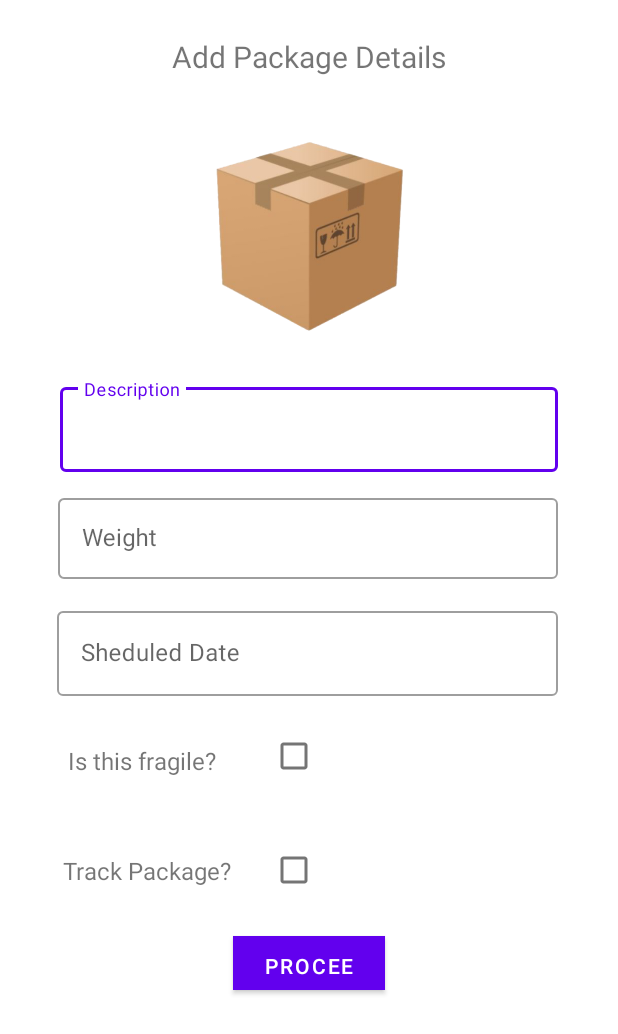
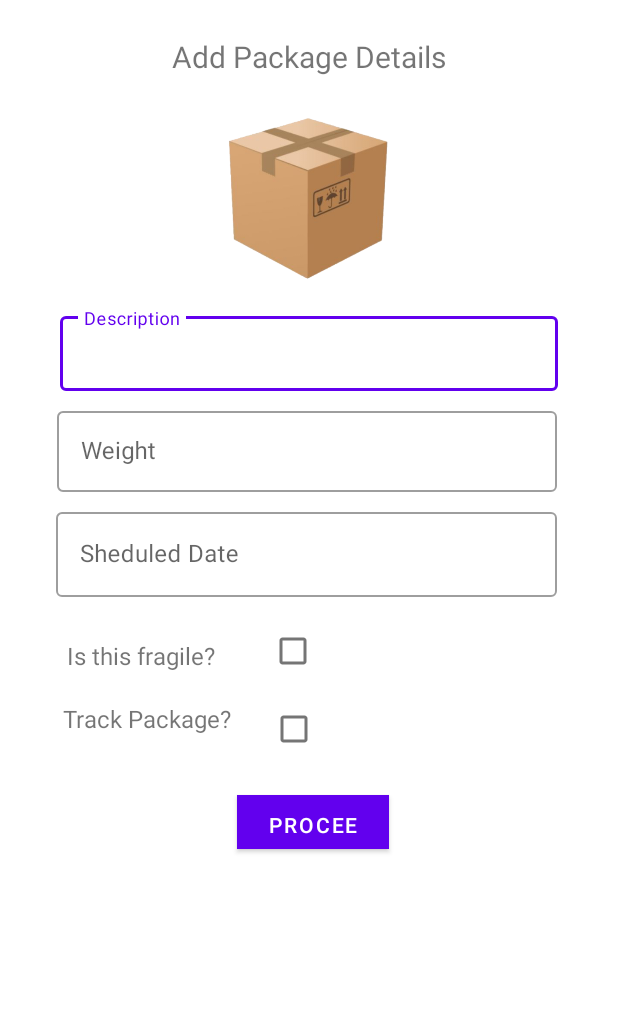
Before and after one commit to yasaswick/CourierX_Android, an Android app: the fragment AddPackageDetails shown on its own in the app's theme, on a phone screen of 412 x 824 dp. Shown: the top 1034 px of the screen. Run offline under Robolectric (Android 15) with nearby library versions, the phone set to English and light mode, and no system bars; our stand-ins replace Firebase (no records; nobody signed in at launch, a user with empty details on screens opened directly).

Commit message:
Fifteenth Commit

```diff
--- a/app/src/main/res/layout/fragment_package_details.xml
+++ b/app/src/main/res/layout/fragment_package_details.xml
@@ -21,42 +21,51 @@
         android:id="@+id/textView34"
         android:layout_width="wrap_content"
         android:layout_height="wrap_content"
-        android:layout_marginTop="51dp"
+        android:layout_marginStart="42dp"
+        android:layout_marginTop="20dp"
         android:layout_marginEnd="18dp"
         android:text="@string/trak_package"
         android:textSize="16sp"
         app:layout_constraintEnd_toStartOf="@+id/track"
+        app:layout_constraintHorizontal_bias="0.0"
+        app:layout_constraintStart_toStartOf="parent"
         app:layout_constraintTop_toBottomOf="@+id/textView8" />
+
+    <Button
+        android:id="@+id/button2"
+        android:layout_width="101dp"
+        android:layout_height="36dp"
+        android:layout_marginTop="132dp"
+        android:background="#7026F4"
+        android:text="@string/proceed"
+        android:textColor="#FFFFFF"
+        app:layout_constraintEnd_toEndOf="parent"
+        app:layout_constraintHorizontal_bias="0.509"
+        app:layout_constraintStart_toStartOf="parent"
+        app:layout_constraintTop_toBottomOf="@+id/sheduleDate_layout" />
 
     <CheckBox
         android:id="@+id/track"
         android:layout_width="wrap_content"
         android:layout_height="wrap_content"
-        android:layout_marginTop="92dp"
+        android:layout_marginStart="171dp"
+        android:layout_marginTop="64dp"
         android:layout_marginEnd="192dp"
         android:text=""
         app:layout_constraintEnd_toEndOf="parent"
+        app:layout_constraintHorizontal_bias="1.0"
+        app:layout_constraintStart_toStartOf="parent"
         app:layout_constraintTop_toBottomOf="@+id/sheduleDate_layout" />
 
-    <Button
-        android:id="@+id/button2"
-        android:layout_width="101dp"
-        android:layout_height="36dp"
-        android:layout_marginTop="160dp"
-        android:background="#7026F4"
-        android:text="@string/proceed"
-        android:textColor="#FFFFFF"
-        app:layout_constraintEnd_toEndOf="parent"
-        app:layout_constraintStart_toStartOf="parent"
-        app:layout_constraintTop_toBottomOf="@+id/sheduleDate_layout" />
 
     <com.google.android.material.textfield.TextInputLayout
         android:id="@+id/description_layout"
         style="@style/Widget.MaterialComponents.TextInputLayout.OutlinedBox"
-        android:layout_width="match_parent"
-        android:layout_height="wrap_content"
+        android:layout_width="332dp"
+        android:layout_height="55dp"
         android:layout_marginHorizontal="40dp"
-        android:layout_marginTop="28dp"
+        android:layout_marginTop="16dp"
+        android:layout_marginEnd="40dp"
         android:ems="10"
         android:hint="@string/description"
         android:textSize="16sp"
@@ -77,7 +86,8 @@
         android:layout_width="333dp"
         android:layout_height="59dp"
         android:layout_marginHorizontal="40dp"
-        android:layout_marginTop="12dp"
+        android:layout_marginStart="38dp"
+        android:layout_marginTop="8dp"
         android:layout_marginEnd="40dp"
         android:ems="10"
         android:hint="@string/weight"
@@ -85,6 +95,8 @@
         android:text=""
         android:textSize="16sp"
         app:layout_constraintEnd_toEndOf="parent"
+        app:layout_constraintHorizontal_bias="0.0"
+        app:layout_constraintStart_toStartOf="parent"
         app:layout_constraintTop_toBottomOf="@+id/description_layout">
 
         <com.google.android.material.textfield.TextInputEditText
@@ -94,16 +106,18 @@
 
     </com.google.android.material.textfield.TextInputLayout>
 
-
     <TextView
         android:id="@+id/textView8"
         android:layout_width="wrap_content"
         android:layout_height="wrap_content"
-        android:layout_marginTop="32dp"
+        android:layout_marginStart="45dp"
+        android:layout_marginTop="28dp"
         android:layout_marginEnd="28dp"
         android:text="@string/is_this_fragile"
         android:textSize="16sp"
         app:layout_constraintEnd_toStartOf="@+id/fragile"
+        app:layout_constraintHorizontal_bias="1.0"
+        app:layout_constraintStart_toStartOf="parent"
         app:layout_constraintTop_toBottomOf="@+id/sheduleDate_layout"
         tools:ignore="UnknownId" />
 
@@ -111,10 +125,13 @@
         android:id="@+id/fragile"
         android:layout_width="wrap_content"
         android:layout_height="wrap_content"
-        android:layout_marginTop="16dp"
+        android:layout_marginStart="171dp"
+        android:layout_marginTop="12dp"
         android:layout_marginEnd="192dp"
         android:text=""
         app:layout_constraintEnd_toEndOf="parent"
+        app:layout_constraintHorizontal_bias="0.0"
+        app:layout_constraintStart_toStartOf="parent"
         app:layout_constraintTop_toBottomOf="@+id/sheduleDate_layout" />
 
     <com.google.android.material.textfield.TextInputLayout
@@ -123,12 +140,15 @@
         android:layout_width="334dp"
         android:layout_height="62dp"
         android:layout_marginHorizontal="40dp"
-        android:layout_marginTop="16dp"
+        android:layout_marginStart="37dp"
+        android:layout_marginTop="8dp"
         android:layout_marginEnd="40dp"
         android:ems="10"
         android:hint="@string/sheduled_date"
         android:textSize="16sp"
         app:layout_constraintEnd_toEndOf="parent"
+        app:layout_constraintHorizontal_bias="0.0"
+        app:layout_constraintStart_toStartOf="parent"
         app:layout_constraintTop_toBottomOf="@+id/weight_layout"
         tools:ignore="TextFields">
 
@@ -141,10 +161,11 @@
 
     <ImageView
         android:id="@+id/imageView2"
-        android:layout_width="138dp"
-        android:layout_height="134dp"
-        android:layout_marginTop="39dp"
+        android:layout_width="129dp"
+        android:layout_height="114dp"
+        android:layout_marginTop="24dp"
         app:layout_constraintEnd_toEndOf="parent"
+        app:layout_constraintHorizontal_bias="0.498"
         app:layout_constraintStart_toStartOf="parent"
         app:layout_constraintTop_toBottomOf="@+id/textView3"
         app:srcCompat="@drawable/capture" />
```
Also changed, not shown: app/src/main/java/com/courierx/courierx/UserPackages.java (+0 -7 lines).
